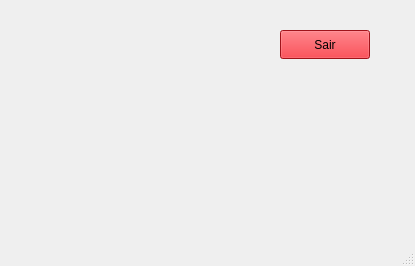
Qt form mainwindow.ui (AlysonVI/ComputacaoGrafica) before a commit.
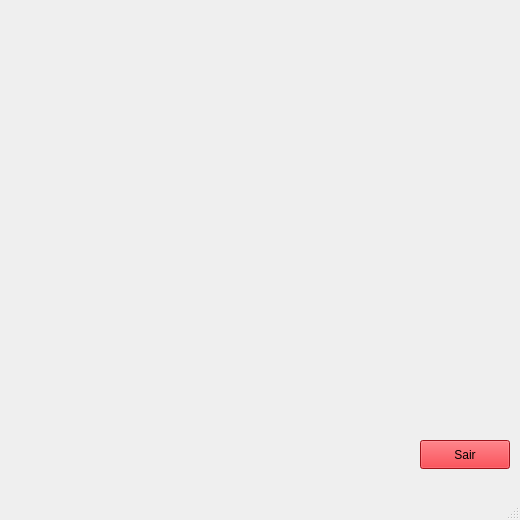
The same form after that commit.

Commit message: comitando antes de sair

```diff
--- a/mainwindow.ui
+++ b/mainwindow.ui
@@ -6,8 +6,8 @@
    <rect>
     <x>0</x>
     <y>0</y>
-    <width>415</width>
-    <height>266</height>
+    <width>520</width>
+    <height>520</height>
    </rect>
   </property>
   <property name="windowTitle">
@@ -17,8 +17,8 @@
    <widget class="QPushButton" name="pushButton">
     <property name="geometry">
      <rect>
-      <x>280</x>
-      <y>30</y>
+      <x>420</x>
+      <y>440</y>
       <width>90</width>
       <height>29</height>
      </rect>
```
Left out of the diff: 4 changed lines with no effect on the pictures. The commit also changes 1 other file.
